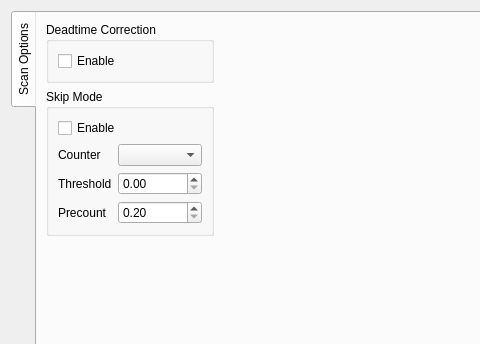
Above: spectromicroscopy/smpgui/ui_smpspecinterface.ui from praxes/praxes before the change; both pictures show x 0 to 480 and y 0 to 344 of the 790 by 822 pixel window. Below: the same form after it.
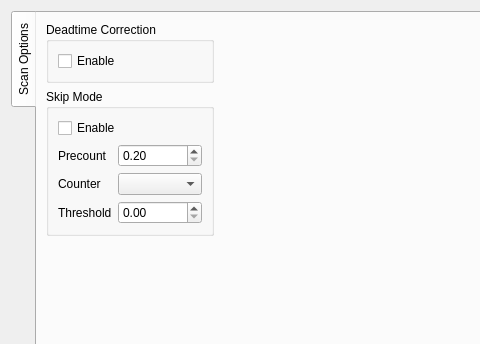
That is the form after the change.

Commit message: [svn] skipmode is working

```diff
--- a/spectromicroscopy/smpgui/ui_smpspecinterface.ui
+++ b/spectromicroscopy/smpgui/ui_smpspecinterface.ui
@@ -59,42 +59,6 @@
            </widget>
           </item>
           <item row="1" column="0" >
-           <widget class="QLabel" name="label" >
-            <property name="sizePolicy" >
-             <sizepolicy vsizetype="Preferred" hsizetype="Minimum" >
-              <horstretch>0</horstretch>
-              <verstretch>0</verstretch>
-             </sizepolicy>
-            </property>
-            <property name="text" >
-             <string>Counter</string>
-            </property>
-           </widget>
-          </item>
-          <item row="1" column="1" >
-           <widget class="QComboBox" name="skipmodeCounterComboBox" />
-          </item>
-          <item row="2" column="0" >
-           <widget class="QLabel" name="label_3" >
-            <property name="sizePolicy" >
-             <sizepolicy vsizetype="Preferred" hsizetype="Minimum" >
-              <horstretch>0</horstretch>
-              <verstretch>0</verstretch>
-             </sizepolicy>
-            </property>
-            <property name="text" >
-             <string>Threshold</string>
-            </property>
-           </widget>
-          </item>
-          <item row="2" column="1" >
-           <widget class="QDoubleSpinBox" name="skipmodeThreshSpinBox" >
-            <property name="maximum" >
-             <double>10000000000.000000000000000</double>
-            </property>
-           </widget>
-          </item>
-          <item row="3" column="0" >
            <widget class="QLabel" name="label_4" >
             <property name="sizePolicy" >
              <sizepolicy vsizetype="Preferred" hsizetype="Minimum" >
@@ -107,7 +71,7 @@
             </property>
            </widget>
           </item>
-          <item row="3" column="1" >
+          <item row="1" column="1" >
            <widget class="QDoubleSpinBox" name="skipmodePrecountSpinBox" >
             <property name="minimum" >
              <double>0.200000000000000</double>
@@ -120,6 +84,42 @@
             </property>
            </widget>
           </item>
+          <item row="2" column="0" >
+           <widget class="QLabel" name="label" >
+            <property name="sizePolicy" >
+             <sizepolicy vsizetype="Preferred" hsizetype="Minimum" >
+              <horstretch>0</horstretch>
+              <verstretch>0</verstretch>
+             </sizepolicy>
+            </property>
+            <property name="text" >
+             <string>Counter</string>
+            </property>
+           </widget>
+          </item>
+          <item row="2" column="1" >
+           <widget class="QComboBox" name="skipmodeCounterComboBox" />
+          </item>
+          <item row="3" column="0" >
+           <widget class="QLabel" name="label_3" >
+            <property name="sizePolicy" >
+             <sizepolicy vsizetype="Preferred" hsizetype="Minimum" >
+              <horstretch>0</horstretch>
+              <verstretch>0</verstretch>
+             </sizepolicy>
+            </property>
+            <property name="text" >
+             <string>Threshold</string>
+            </property>
+           </widget>
+          </item>
+          <item row="3" column="1" >
+           <widget class="QDoubleSpinBox" name="skipmodeThreshSpinBox" >
+            <property name="maximum" >
+             <double>10000000000.000000000000000</double>
+            </property>
+           </widget>
+          </item>
          </layout>
         </widget>
        </item>
```
The commit also changes 5 other files.
